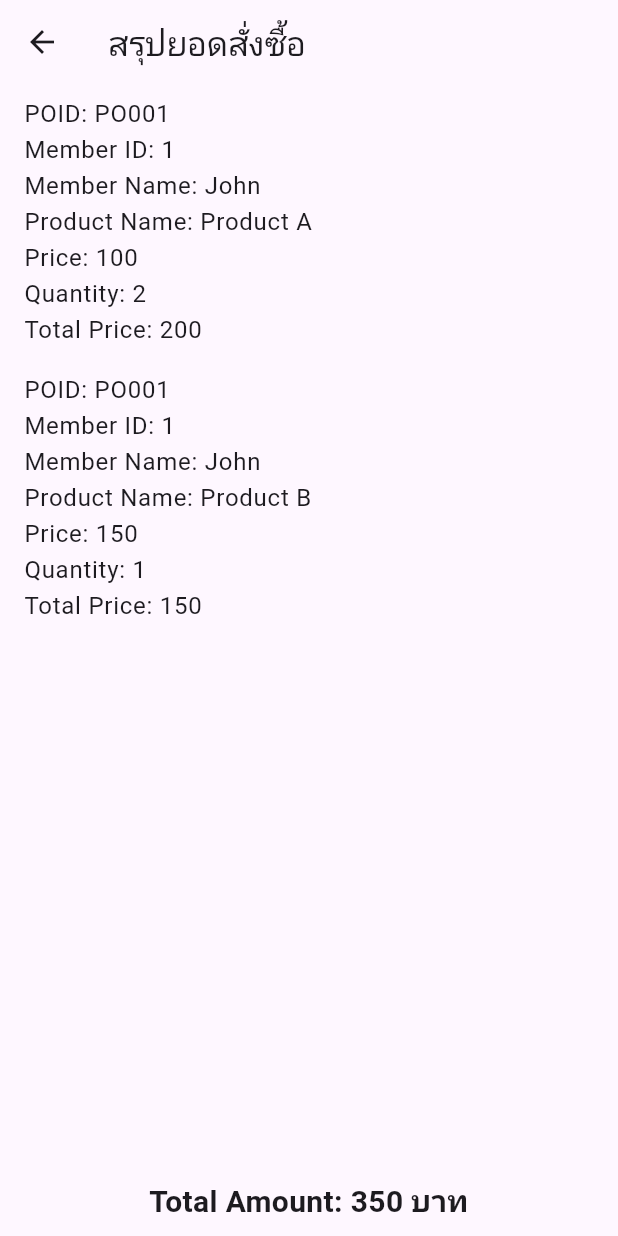
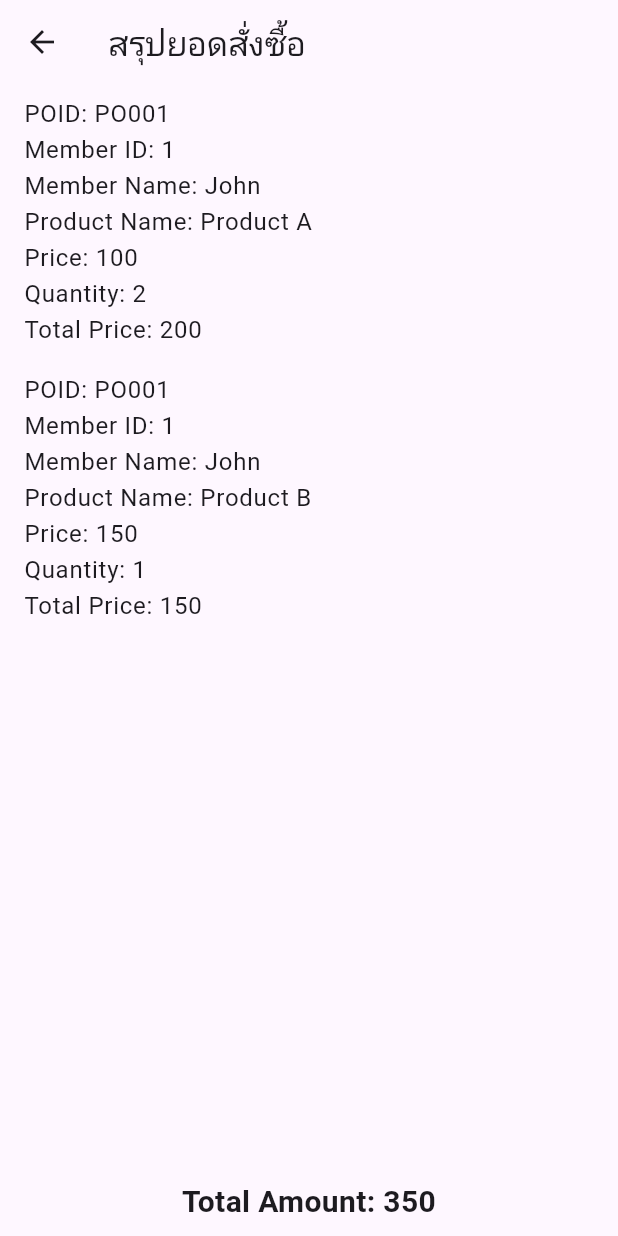
Before and after one commit to Bxbyi3ear/Flutter_SQLite_Project, a Flutter app: the OrderSummaryPage screen opened directly, on a phone screen of 412 x 824 dp. Run offline on Flutter 3.47's test engine with Material 3 defaults, Android fonts, the phone set to English and light mode, and no system bars.

Commit message:
Update OrderSummaryPage to remove Thai currency symbol

```diff
--- a/sqlite/lib/OrderSummary.dart
+++ b/sqlite/lib/OrderSummary.dart
@@ -43,7 +43,7 @@ class OrderSummaryPage extends StatelessWidget {
       bottomNavigationBar: Padding(
         padding: const EdgeInsets.all(8.0),
         child: Text(
-          'Total Amount: $totalAmount บาท',
+          'Total Amount: $totalAmount',
           textAlign: TextAlign.center,
           style: TextStyle(fontSize: 20, fontWeight: FontWeight.bold),
         ),
```
